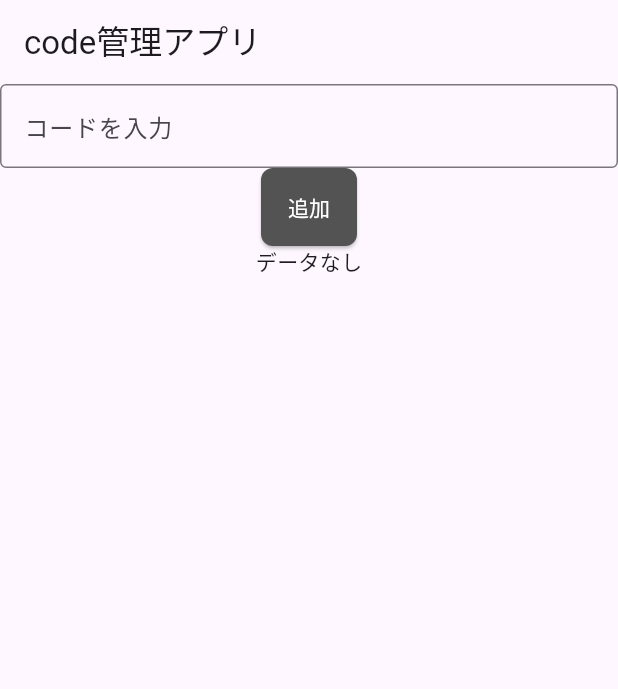
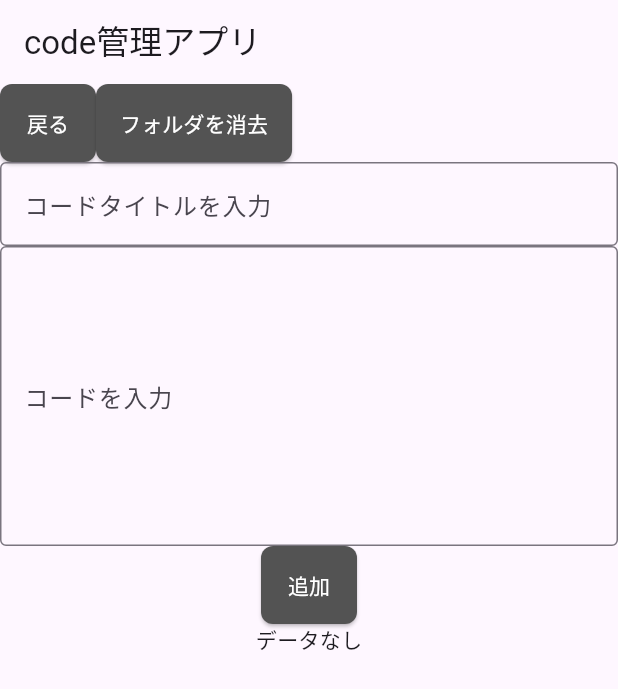
Before and after one commit to shin-hayabusasun/flutter_code_kanri, a Flutter app: the Codepage screen opened directly with empty values, on a phone screen of 412 x 824 dp. Shown: the top 689 px of the screen. Run offline on Flutter 3.47's test engine with Material 3 defaults, Android fonts, the phone set to English and light mode, and no system bars; our stand-ins replace flutter_riverpod, go_router; missing offline and left inert: sqlite3.

Commit message:
DBHelperにコードの削除機能を追加し、コードの挿入メソッドを更新。UIを改善し、ファイル遷移をpushメソッドに変更。OneCodeページに消去ボタンを追加し、コードコピー機能を実装。

```diff
--- a/lib/code1.dart
+++ b/lib/code1.dart
@@ -17,7 +17,7 @@ void gocode(BuildContext context, int id) {
   // ここでファイルを開く処理を実装
   // idを使ってDBからファイルの内容を取得し、表示するなどの処理を行う
   print('コードID: $id を開きます');
-  context.go('/onecode?id=$id');
+  context.push('/onecode?id=$id');
 }
 
 //  const Code({super.key,this.id});によってProviderScope(child: Code(id));ができるようになる
@@ -64,18 +64,38 @@ class Codepage extends ConsumerWidget {
 
     // コントローラ
 
+    final input2Controller = TextEditingController(); // 入力フィールドのコントローラーを作成
+    final input2 = TextField(
+      controller: input2Controller,
+      decoration: InputDecoration(
+        labelText: 'コードタイトルを入力',
+        border: OutlineInputBorder(),
+      ),
+    );
+
     final inputController = TextEditingController();
-    final input = TextField(
-      controller: inputController,
-      decoration: InputDecoration(
-        labelText: 'コードを入力',
-        border: OutlineInputBorder(),
+
+    final input = SizedBox(
+      height: 200,
+      child: TextField(
+        maxLines: null, // 複数行入力を可能にする
+        expands: true, // 入力フィールドの高さを自動調整
+        controller: inputController,
+        decoration: InputDecoration(
+          labelText: 'コードを入力',
+          border: OutlineInputBorder(),
+        ),
+        scrollPhysics: BouncingScrollPhysics(),
       ),
     );
 
     final butoon = ElevatedButton(
       onPressed: () async {
-        await DBHelper.insertCode(inputController.text, id!);
+        await DBHelper.insertCode(
+          inputController.text,
+          id!,
+          input2Controller.text,
+        );
 
         ref.refresh(fileProvider(id!));
       },
@@ -88,10 +108,46 @@ class Codepage extends ConsumerWidget {
       ),
     );
 
+    final butoon1 = ElevatedButton(
+      onPressed: () async {
+        await DBHelper.deleteCode(id!); // idを使ってコードを削除
+        ref.refresh(fileProvider(id!)); // データを更新するためにプロバイダーをリフレッシュ
+        context.pop(); // 前の画面に戻る
+      },
+      child: Text('フォルダを消去'),
+      style: ElevatedButton.styleFrom(
+        backgroundColor: const Color.fromARGB(255, 83, 83, 83),
+        foregroundColor: Colors.white,
+        padding: const EdgeInsets.all(16.0),
+        shape: RoundedRectangleBorder(borderRadius: BorderRadius.circular(8.0)),
+      ),
+    );
+
     final alll = Column(children: []);
+    final row = Row(
+      children: [
+        ElevatedButton(
+          onPressed: () {
+            context.pop(); // ここでファイルを開く処理を実装
+          },
+          child: Text('戻る'),
+          style: ElevatedButton.styleFrom(
+            backgroundColor: const Color.fromARGB(255, 83, 83, 83),
+            foregroundColor: Colors.white,
+            padding: const EdgeInsets.all(16.0),
+            shape: RoundedRectangleBorder(
+              borderRadius: BorderRadius.circular(8.0),
+            ),
+          ),
+        ),
+        butoon1,
+      ],
+    );
 
     final col = Column(
       children: [
+        row,
+        input2,
         input,
         butoon,
         fileList.when(
--- a/lib/file.dart
+++ b/lib/file.dart
@@ -17,7 +17,7 @@ void gocode(BuildContext context, int id) {
   // ここでファイルを開く処理を実装
   // idを使ってDBからファイルの内容を取得し、表示するなどの処理を行う
   print('ファイルID: $id を開きます');
-  context.go('/code?id=$id'); // ここでファイルを開く処理を実装
+  context.push('/code?id=$id'); // ここでファイルを開く処理を実装
 }
 
 class File extends StatelessWidget {
--- a/lib/main.dart
+++ b/lib/main.dart
@@ -51,3 +51,5 @@ class MyApp extends StatelessWidget {
     );
   }
 }
+//エラー内容
+//ファイルを消せない。codeを消しても表示される。liistviewの更新ができない。
```
Also changed, not shown: lib/db/db.dart (+21 -3 lines), lib/onecode.dart (+52 -2 lines).
